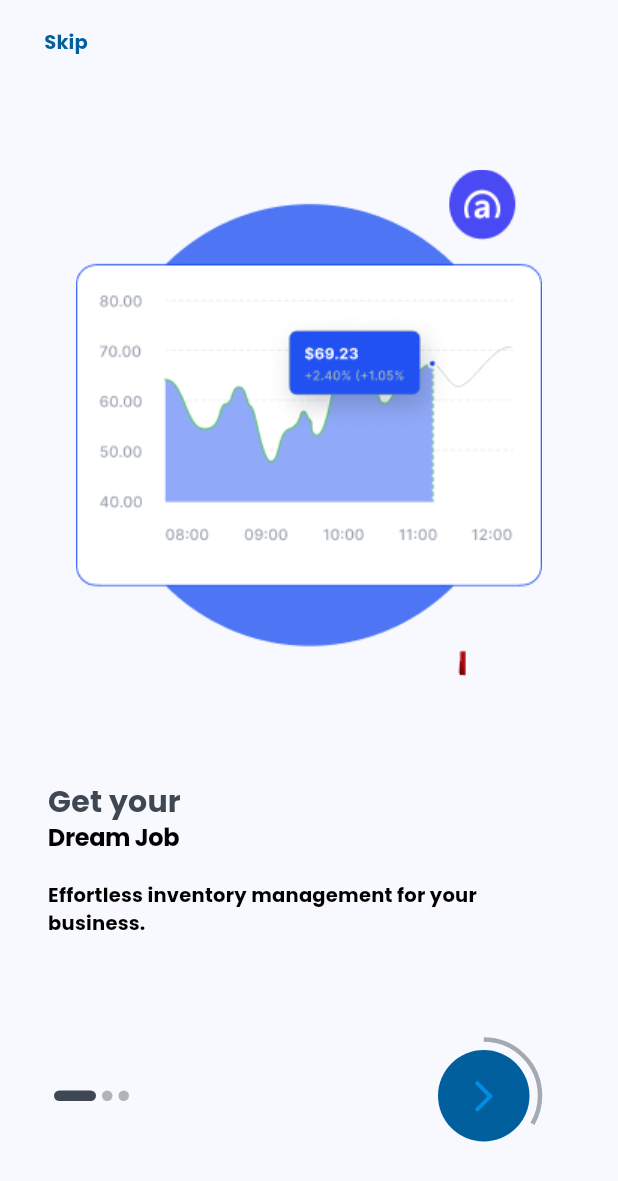
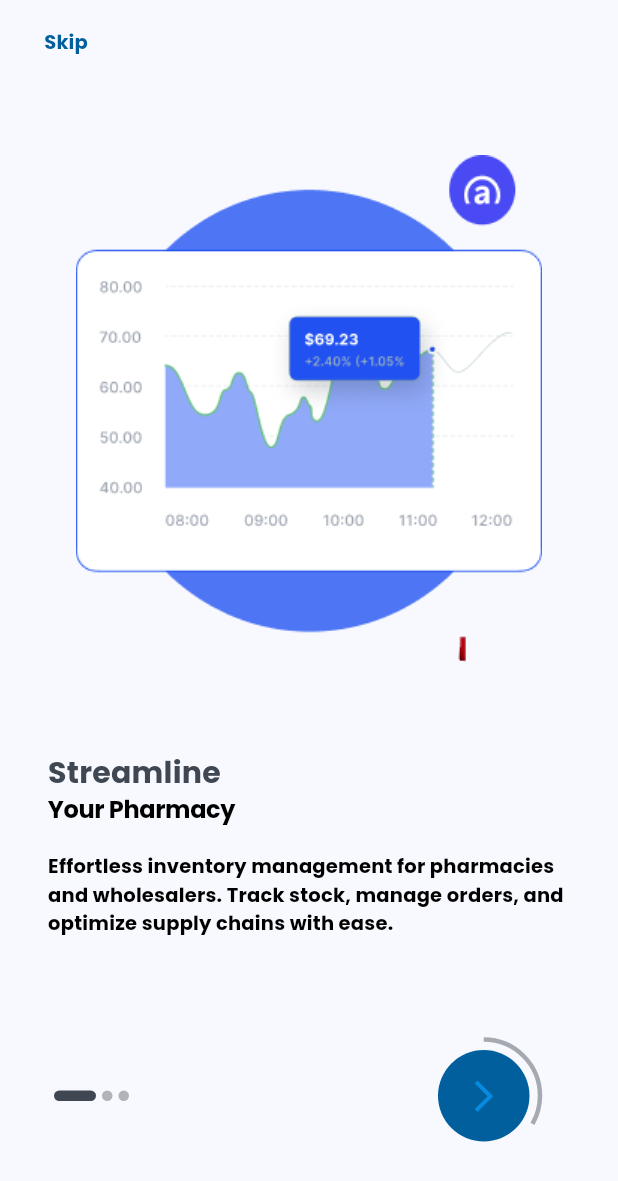
Before and after one commit to KamilBatu/gcpro, a Flutter app: the screen it shows after launch, on a phone screen of 412 x 824 dp. Shown: the top 1181 px of the screen. Run offline on Flutter 3.47's test engine with Material 3 defaults, Android fonts, the phone set to English and light mode, and no system bars; drawn by our look-alikes of smooth_page_indicator; our stand-ins replace auto_route, cached_network_image, country_code_picker, country_picker, device_info_plus, dio and 19 more; missing offline and left inert: dio_http_formatter; accounts and stored records are empty; generated files the repository leaves out were written again.

Commit message:
commit before mock deffence

```diff
--- a/lib/features/marketplace/presentation/screens/marketplace_cart_screen.dart
+++ b/lib/features/marketplace/presentation/screens/marketplace_cart_screen.dart
@@ -97,6 +97,7 @@ class MarketplaceCartScreen extends ConsumerWidget {
             builder: (context) => LoadingSpinner(),
           );
           await Future.delayed(Duration(seconds: 1));
+          Navigator.of(context).pop();
           showConfirmationBottomSheet(context);
         },
         cartCount: 2,
--- a/lib/features/on_boarding/presentation/providers/onboarding_provider.dart
+++ b/lib/features/on_boarding/presentation/providers/onboarding_provider.dart
@@ -18,23 +18,24 @@ class OnboardingScreenData {
 
 const List<OnboardingScreenData> onboardingData = [
   OnboardingScreenData(
-    title: 'Get your',
-    subTitle: 'Dream Job',
-    description: 'Effortless inventory management for your business.',
+    title: 'Streamline',
+    subTitle: 'Your Pharmacy',
+    description:
+        'Effortless inventory management for pharmacies and wholesalers. Track stock, manage orders, and optimize supply chains with ease.',
     image: 'assets/images/onboarding1.png',
   ),
   OnboardingScreenData(
-    title: 'Entertainment',
-    subTitle: 'Stream & Chat',
+    title: 'Connect',
+    subTitle: 'With Suppliers',
     description:
-        'Dive into the ultimate entertainment experience with our live chat and streaming platform!',
+        'Seamlessly connect with trusted pharmacy wholesalers. Access real-time pricing, order updates, and exclusive deals on medications and supplies.',
     image: 'assets/images/onboarding2.png',
   ),
   OnboardingScreenData(
-    title: 'Elevate your',
-    subTitle: 'Business',
+    title: 'Grow Your',
+    subTitle: 'Pharmacy Business',
     description:
-        'Elevate your business to new heights with our tailored promotional strategies! Reach your target audience, boost your brand visibility, and drive growth like never before—let us help you turn potential into profit.',
+        'Boost your pharmacy’s success with tailored analytics and insights. Enhance customer satisfaction, optimize operations, and drive profitability.',
     image: 'assets/images/onboarding3.png',
   ),
 ];
```
Also changed, not shown: lib/features/auth/presentation/screens/orientations/login_mobile.dart (+8 -0 lines), lib/features/auth/presentation/widgets/signup_form.dart (+6 -38 lines), lib/features/marketplace/presentation/providers/marketplace_cart_provider.dart (+0 -14 lines), lib/features/marketplace/presentation/screens/related_product_page.dart (+8 -1 lines), lib/features/marketplace/presentation/widgets/show_bottom_sheet_action.dart (+12 -4 lines).
